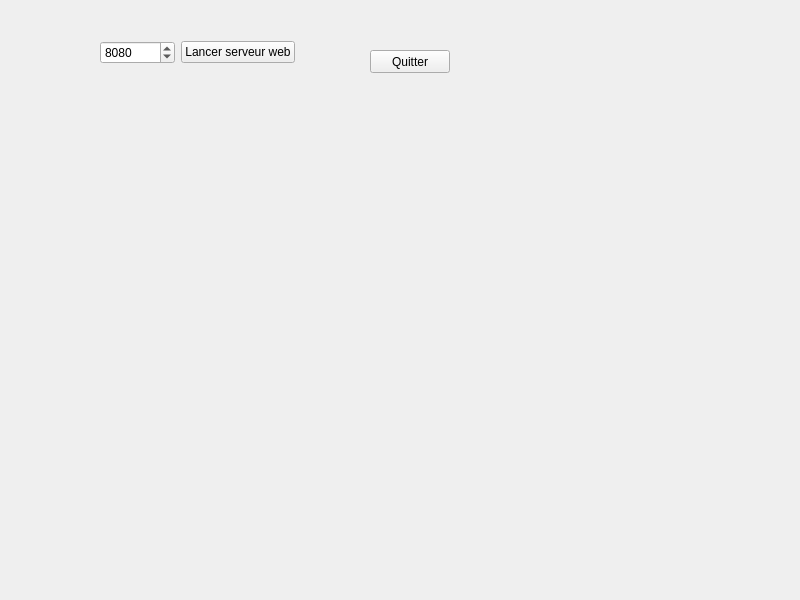
The window that servweb/widget.ui (lgerard1/Ciel2_CPP) describes before a commit, drawn with Qt 5.
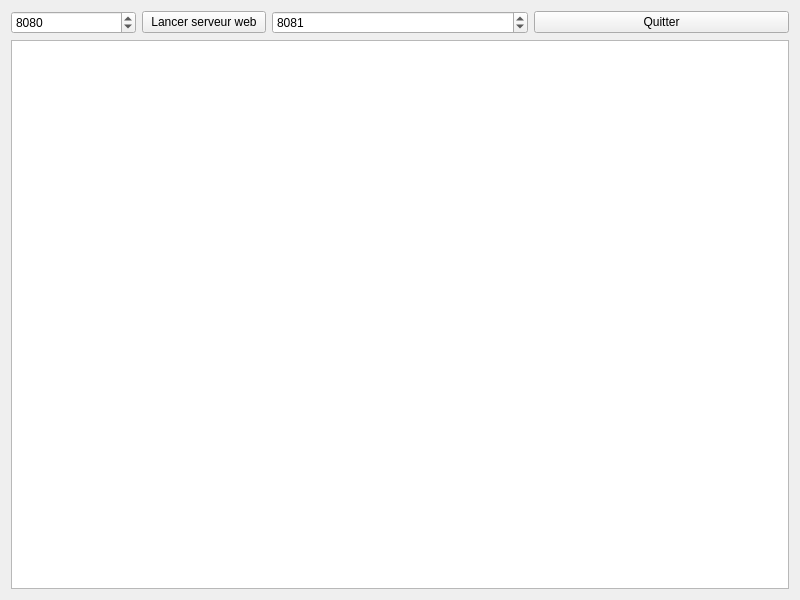
The same window after the commit.

The edit to the form file:
```diff
--- a/servweb/widget.ui
+++ b/servweb/widget.ui
@@ -13,28 +13,10 @@
   <property name="windowTitle">
    <string>Widget</string>
   </property>
-  <widget class="QPushButton" name="pushButtonQuitter">
-   <property name="geometry">
-    <rect>
-     <x>370</x>
-     <y>50</y>
-     <width>80</width>
-     <height>23</height>
-    </rect>
-   </property>
-   <property name="text">
-    <string>Quitter</string>
-   </property>
-  </widget>
-  <widget class="QWidget" name="">
-   <property name="geometry">
-    <rect>
-     <x>100</x>
-     <y>40</y>
-     <width>195</width>
-     <height>25</height>
-    </rect>
-   </property>
+  <layout class="QVBoxLayout" name="verticalLayout">
+   <item>
+    <layout class="QHBoxLayout" name="horizontalLayout_3">
+     <item>
    <layout class="QHBoxLayout" name="horizontalLayout">
     <item>
      <widget class="QSpinBox" name="spinBoxPortHttp">
@@ -57,7 +39,37 @@
      </widget>
     </item>
    </layout>
-  </widget>
+     </item>
+     <item>
+      <layout class="QHBoxLayout" name="horizontalLayout_2">
+       <item>
+        <widget class="QSpinBox" name="spinBoxPortTCP">
+         <property name="minimum">
+          <number>2049</number>
+         </property>
+         <property name="maximum">
+          <number>65535</number>
+         </property>
+         <property name="value">
+          <number>8081</number>
+         </property>
+        </widget>
+       </item>
+      </layout>
+     </item>
+     <item>
+      <widget class="QPushButton" name="pushButtonQuitter">
+       <property name="text">
+        <string>Quitter</string>
+       </property>
+      </widget>
+     </item>
+    </layout>
+   </item>
+   <item>
+    <widget class="QTextEdit" name="textEditLog"/>
+   </item>
+  </layout>
  </widget>
  <resources/>
  <connections>
```
Lines whose indentation alone changed are shown as unchanged.
